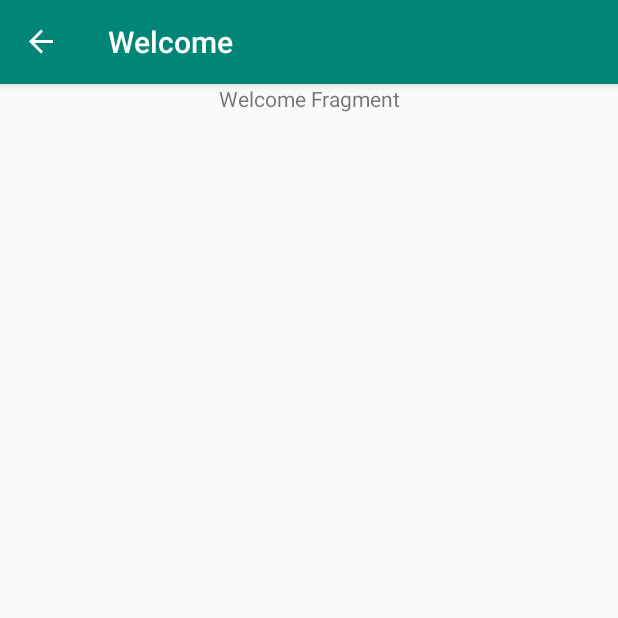
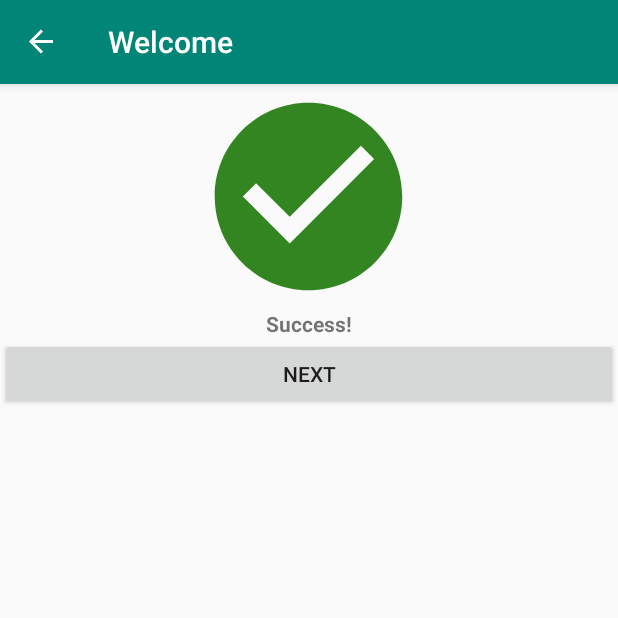
Before and after one commit to gregorl82/Android_ShoeStore, an Android app: the WelcomeFragment screen opened through its navigation route, on a phone screen of 412 x 824 dp, the top half of it. Run offline under Robolectric (Android 15) with nearby library versions, the phone set to English and light mode, and no system bars; our stand-ins replace Timber, data binding, navigation-ui.

Commit message:
Add welcome screen layout

```diff
--- a/app/src/main/java/com/udacity/shoestore/ui/LoginFragment.kt
+++ b/app/src/main/java/com/udacity/shoestore/ui/LoginFragment.kt
@@ -6,6 +6,7 @@ import android.view.LayoutInflater
 import android.view.View
 import android.view.ViewGroup
 import androidx.databinding.DataBindingUtil
+import androidx.navigation.fragment.findNavController
 import com.udacity.shoestore.R
 import com.udacity.shoestore.databinding.FragmentLoginBinding
 
@@ -18,6 +19,15 @@ class LoginFragment : Fragment() {
         savedInstanceState: Bundle?
     ): View? {
         binding = DataBindingUtil.inflate(inflater, R.layout.fragment_login, container, false)
+
+        binding.nextButton.setOnClickListener {
+            findNavController().navigate(R.id.action_loginFragment_to_welcomeFragment)
+        }
+
+        binding.createButton.setOnClickListener {
+            findNavController().navigate(R.id.action_loginFragment_to_welcomeFragment)
+        }
+
         return binding.root
     }
 
--- a/app/src/main/java/com/udacity/shoestore/ui/WelcomeFragment.kt
+++ b/app/src/main/java/com/udacity/shoestore/ui/WelcomeFragment.kt
@@ -6,6 +6,7 @@ import android.view.LayoutInflater
 import android.view.View
 import android.view.ViewGroup
 import androidx.databinding.DataBindingUtil
+import androidx.navigation.fragment.findNavController
 import com.udacity.shoestore.R
 import com.udacity.shoestore.databinding.FragmentWelcomeBinding
 
@@ -19,6 +20,11 @@ class WelcomeFragment : Fragment() {
     ): View? {
         binding =
             DataBindingUtil.inflate(inflater, R.layout.fragment_welcome, container, false)
+
+        binding.nextButton.setOnClickListener {
+            findNavController().navigate(R.id.action_welcomeFragment_to_instructionFragment)
+        }
+
         return binding.root
     }
 }
--- /dev/null
+++ b/app/src/main/res/drawable/ic_baseline_check_circle.xml
@@ -0,0 +1,5 @@
+<vector android:height="150dp" android:tint="#338521"
+    android:viewportHeight="24" android:viewportWidth="24"
+    android:width="150dp" xmlns:android="http://schemas.android.com/apk/res/android">
+    <path android:fillColor="@android:color/white" android:pathData="M12,2C6.48,2 2,6.48 2,12s4.48,10 10,10 10,-4.48 10,-10S17.52,2 12,2zM10,17l-5,-5 1.41,-1.41L10,14.17l7.59,-7.59L19,8l-9,9z"/>
+</vector>
--- a/app/src/main/res/layout/fragment_login.xml
+++ b/app/src/main/res/layout/fragment_login.xml
@@ -51,7 +51,7 @@
             android:text="@string/create" />
 
         <Button
-            android:id="@+id/continue_button"
+            android:id="@+id/next_button"
             android:layout_width="match_parent"
             android:layout_height="wrap_content"
             android:text="@string/log_in" />
--- a/app/src/main/res/layout/fragment_shoe_list.xml
+++ b/app/src/main/res/layout/fragment_shoe_list.xml
@@ -12,7 +12,7 @@
             android:id="@+id/shoe_list_text"
             android:layout_width="match_parent"
             android:layout_height="wrap_content"
-            android:text="@string/shoe_list_fragment"
+            android:text="@string/shoes_will_appear_here"
             android:textAlignment="center" />
 
     </LinearLayout>
--- a/app/src/main/res/layout/fragment_welcome.xml
+++ b/app/src/main/res/layout/fragment_welcome.xml
@@ -1,19 +1,36 @@
 <?xml version="1.0" encoding="utf-8"?>
 
 <layout xmlns:android="http://schemas.android.com/apk/res/android"
+    xmlns:app="http://schemas.android.com/apk/res-auto"
     xmlns:tools="http://schemas.android.com/tools"
     tools:context=".ui.WelcomeFragment">
 
     <LinearLayout
         android:layout_width="match_parent"
-        android:layout_height="match_parent">
+        android:layout_height="match_parent"
+        android:orientation="vertical">
+
+        <ImageView
+            android:id="@+id/success_image"
+            android:layout_width="150dp"
+            android:layout_height="150dp"
+            android:layout_gravity="center_horizontal"
+            app:srcCompat="@drawable/ic_baseline_check_circle"
+            tools:srcCompat="@drawable/ic_baseline_check_circle" />
 
         <TextView
-            android:id="@+id/welcome_text"
+            android:id="@+id/success_text"
             android:layout_width="match_parent"
             android:layout_height="wrap_content"
-            android:text="@string/welcome_fragment"
+            android:text="@string/success"
+            android:textStyle="bold"
             android:textAlignment="center" />
+
+        <Button
+            android:id="@+id/next_button"
+            android:layout_width="match_parent"
+            android:layout_height="wrap_content"
+            android:text="@string/next"/>
 
     </LinearLayout>
 
--- a/app/src/main/res/navigation/navigation.xml
+++ b/app/src/main/res/navigation/navigation.xml
@@ -21,7 +21,9 @@
         tools:layout="@layout/fragment_welcome">
         <action
             android:id="@+id/action_welcomeFragment_to_instructionFragment"
-            app:destination="@id/instructionFragment" />
+            app:destination="@id/instructionFragment"
+            app:popUpTo="@id/loginFragment"
+            app:popUpToInclusive="false" />
     </fragment>
     <fragment
         android:id="@+id/instructionFragment"
--- a/app/src/main/res/values/strings.xml
+++ b/app/src/main/res/values/strings.xml
@@ -3,7 +3,7 @@
     <string name="login_fragment">Login Fragment</string>
     <string name="welcome_fragment">Welcome Fragment</string>
     <string name="instruction_fragment">Instruction Fragment</string>
-    <string name="shoe_list_fragment">ShoeList Fragment</string>
+    <string name="shoes_will_appear_here">Shoes will appear here</string>
     <string name="shoe_detail_fragment">ShoeDetail Fragment</string>
     <string name="create">Create account</string>
     <string name="email">Email</string>
@@ -13,4 +13,6 @@
     <string name="instructions">Instructions</string>
     <string name="add_new_shoe">Add a new shoe</string>
     <string name="shoe_list">Shoe list</string>
+    <string name="success">Success!</string>
+    <string name="next">Next</string>
 </resources>
```
